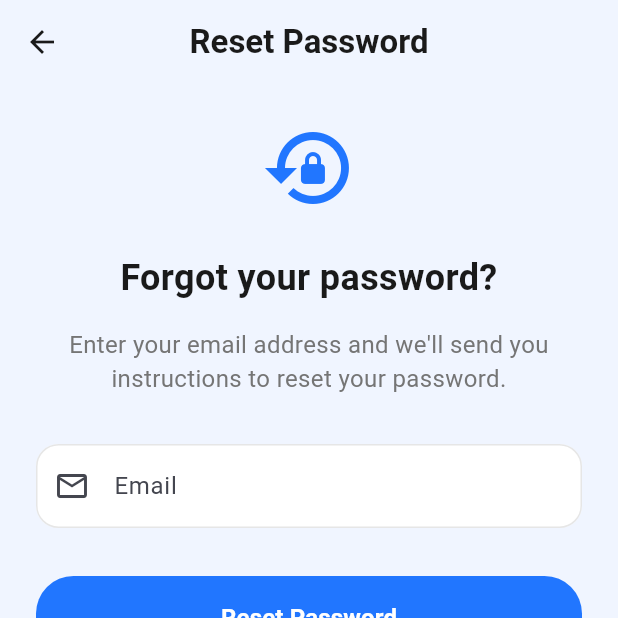
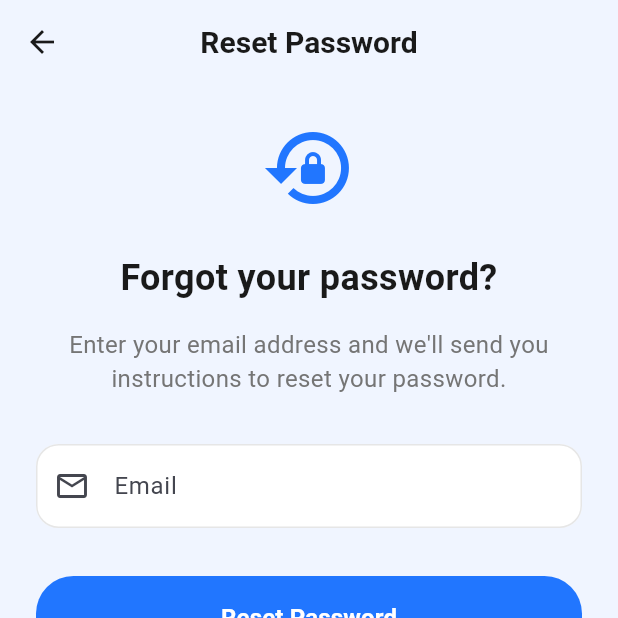
Before and after one commit to javakanaya/how-much-do-i-owe-you, a Flutter app: the screen it shows after launch, after a tap on "Forgot Password?", on a phone screen of 412 x 824 dp, the top half of it. Run offline on Flutter 3.47's test engine with Material 3 defaults, Android fonts, the phone set to English and light mode, and no system bars; our stand-ins replace cloud_firestore, image_picker; accounts and stored records are empty; Roboto replaces fonts that are missing (Poppins).

Commit message:
refactor: move AppTheme to config, and add AppConstant

```diff
--- /dev/null
+++ b/lib/config/app_constants.dart
@@ -0,0 +1,55 @@
+class AppConstants {
+  // App info
+  static const String appName = 'How Much Do I Owe You?';
+  static const String appVersion = '1.0.0';
+
+  // Routes
+  static const String loginRoute = '/';
+  static const String registerRoute = '/register';
+  static const String passwordResetRoute = '/password-reset';
+  static const String homeRoute = '/home';
+  static const String transactionDetailRoute = '/transaction-detail';
+  static const String newTransactionRoute = '/new-transaction';
+  static const String profileRoute = '/profile';
+  static const String settingsRoute = '/settings';
+
+  // Firebase collections
+  static const String usersCollection = 'users';
+  static const String transactionsCollection = 'transactions';
+  static const String participantsCollection = 'participants';
+  static const String balancesCollection = 'balances';
+  static const String settlementsCollection = 'settlements';
+  static const String categoriesCollection = 'categories';
+
+  // Points system
+  static const int pointsForNewTransaction = 10;
+  static const int pointsForSettlement = 15;
+  static const int pointsForAddingFriend = 5;
+
+  // Date formats
+  static const String dateFormatDisplay = 'dd MMMM yyyy';
+  static const String dateTimeFormatDisplay = 'dd MMM yyyy, hh:mm a';
+
+  // App settings
+  static const double defaultPadding = 16.0;
+  static const double cardBorderRadius = 15.0;
+  static const Duration animationDuration = Duration(
+    milliseconds: 300,
+  );
+
+  // Error messages
+  static const String defaultErrorMessage =
+      'Something went wrong. Please try again.';
+  static const String networkErrorMessage =
+      'Network error. Please check your connection.';
+  static const String authErrorMessage =
+      'Authentication failed. Please check your credentials.';
+
+  // Success messages
+  static const String transactionAddedMessage =
+      'Transaction added successfully!';
+  static const String settlementCompletedMessage =
+      'Settlement completed successfully!';
+  static const String profileUpdatedMessage =
+      'Profile updated successfully!';
+}
--- /dev/null
+++ b/lib/config/app_theme.dart
@@ -0,0 +1,110 @@
+import 'package:flutter/material.dart';
+
+class AppTheme {
+  // Color constants
+  static const Color primaryColor = Color(0xFF2176FF);
+  static const Color secondaryColor = Color(0xFF2ED573);
+  static const Color errorColor = Color(0xFFFF4757);
+  static const Color backgroundColor = Color(0xFFF0F5FF);
+  static const Color textPrimaryColor = Color(0xFF1A1A1A);
+  static const Color textSecondaryColor = Color(0xFF757575);
+  static const Color borderColor = Color(0xFFE6E6E6);
+  static const Color whiteColor = Colors.white;
+
+  // Font family
+  static const String fontFamily = 'Poppins';
+
+  // Text styles
+  static const TextStyle headingStyle = TextStyle(
+    fontSize: 24,
+    fontWeight: FontWeight.bold,
+    color: textPrimaryColor,
+  );
+
+  static const TextStyle subheadingStyle = TextStyle(
+    fontSize: 18,
+    fontWeight: FontWeight.w500,
+    color: textPrimaryColor,
+  );
+
+  static const TextStyle bodyStyle = TextStyle(
+    fontSize: 16,
+    color: textPrimaryColor,
+  );
+
+  static const TextStyle captionStyle = TextStyle(
+    fontSize: 14,
+    color: textSecondaryColor,
+  );
+
+  // Theme data
+  static ThemeData get lightTheme {
+    return ThemeData(
+      primaryColor: primaryColor,
+      colorScheme: ColorScheme.fromSeed(
+        seedColor: primaryColor,
+        primary: primaryColor,
+        secondary: secondaryColor,
+        error: errorColor,
+        background: backgroundColor,
+      ),
+      scaffoldBackgroundColor: backgroundColor,
+      fontFamily: fontFamily,
+      textTheme: const TextTheme(
+        headlineLarge: headingStyle,
+        headlineMedium: subheadingStyle,
+        bodyLarge: bodyStyle,
+        bodyMedium: captionStyle,
+      ),
+      inputDecorationTheme: InputDecorationTheme(
+        filled: true,
+        fillColor: whiteColor,
+        contentPadding: const EdgeInsets.all(16),
+        border: OutlineInputBorder(
+          borderRadius: BorderRadius.circular(15),
+          borderSide: const BorderSide(color: borderColor),
+        ),
+        enabledBorder: OutlineInputBorder(
+          borderRadius: BorderRadius.circular(15),
+          borderSide: const BorderSide(color: borderColor),
+        ),
+        focusedBorder: OutlineInputBorder(
+          borderRadius: BorderRadius.circular(15),
+          borderSide: const BorderSide(color: primaryColor, width: 2),
+        ),
+      ),
+      elevatedButtonTheme: ElevatedButtonThemeData(
+        style: ElevatedButton.styleFrom(
+          backgroundColor: primaryColor,
+          foregroundColor: whiteColor,
+          padding: const EdgeInsets.symmetric(vertical: 16),
+          shape: RoundedRectangleBorder(
+            borderRadius: BorderRadius.circular(25),
+          ),
+          elevation: 0,
+        ),
+      ),
+      textButtonTheme: TextButtonThemeData(
+        style: TextButton.styleFrom(foregroundColor: primaryColor),
+      ),
+      appBarTheme: const AppBarTheme(
+        backgroundColor: Colors.transparent,
+        elevation: 0,
+        centerTitle: true,
+        titleTextStyle: TextStyle(
+          color: textPrimaryColor,
+          fontSize: 20,
+          fontWeight: FontWeight.bold,
+        ),
+        iconTheme: IconThemeData(color: textPrimaryColor),
+      ),
+      cardTheme: CardTheme(
+        elevation: 0,
+        shape: RoundedRectangleBorder(
+          borderRadius: BorderRadius.circular(15),
+          side: const BorderSide(color: borderColor),
+        ),
+      ),
+    );
+  }
+}
--- a/lib/main.dart
+++ b/lib/main.dart
@@ -6,6 +6,8 @@
 import 'ui/screens/auth/login_screen.dart';
 import 'ui/screens/auth/registration_screen.dart';
 import 'ui/screens/auth/password_reset_screen.dart';
+import 'config/app_theme.dart';
+import 'config/app_constants.dart';
 
 void main() {
   WidgetsFlutterBinding.ensureInitialized();
@@ -24,60 +26,14 @@
     return MaterialApp(
       title: 'How Much Do I Owe You?',
       debugShowCheckedModeBanner: false,
-      theme: ThemeData(
-        primaryColor: const Color(0xFF2176FF),
-        colorScheme: ColorScheme.fromSeed(
-          seedColor: const Color(0xFF2176FF),
-          primary: const Color(0xFF2176FF),
-          secondary: const Color(0xFF2ED573),
-          error: const Color(0xFFFF4757),
-          background: const Color(0xFFF0F5FF),
-        ),
-        scaffoldBackgroundColor: const Color(0xFFF0F5FF),
-        fontFamily:
-            'Poppins', // You'll need to add this font to your pubspec.yaml
-        inputDecorationTheme: InputDecorationTheme(
-          filled: true,
-          fillColor: Colors.white,
-          contentPadding: const EdgeInsets.all(16),
-          border: OutlineInputBorder(
-            borderRadius: BorderRadius.circular(15),
-            borderSide: const BorderSide(color: Color(0xFFE6E6E6)),
-          ),
-          enabledBorder: OutlineInputBorder(
-            borderRadius: BorderRadius.circular(15),
-            borderSide: const BorderSide(color: Color(0xFFE6E6E6)),
-          ),
-          focusedBorder: OutlineInputBorder(
-            borderRadius: BorderRadius.circular(15),
-            borderSide: const BorderSide(
-              color: Color(0xFF2176FF),
-              width: 2,
-            ),
-          ),
-        ),
-        elevatedButtonTheme: ElevatedButtonThemeData(
-          style: ElevatedButton.styleFrom(
-            backgroundColor: const Color(0xFF2176FF),
-            foregroundColor: Colors.white,
-            padding: const EdgeInsets.symmetric(vertical: 16),
-            shape: RoundedRectangleBorder(
-              borderRadius: BorderRadius.circular(25),
-            ),
-            elevation: 0,
-          ),
-        ),
-        textButtonTheme: TextButtonThemeData(
-          style: TextButton.styleFrom(
-            foregroundColor: const Color(0xFF2176FF),
-          ),
-        ),
-      ),
-      initialRoute: '/',
+      theme: AppTheme.lightTheme,
+      initialRoute: AppConstants.loginRoute,
       routes: {
-        '/': (context) => const LoginScreen(),
-        '/register': (context) => const RegistrationScreen(),
-        '/password-reset': (context) => const PasswordResetScreen(),
+        AppConstants.loginRoute: (context) => const LoginScreen(),
+        AppConstants.registerRoute:
+            (context) => const RegistrationScreen(),
+        AppConstants.passwordResetRoute:
+            (context) => const PasswordResetScreen(),
         // Add more routes as needed for your app's flow
       },
     );
```
